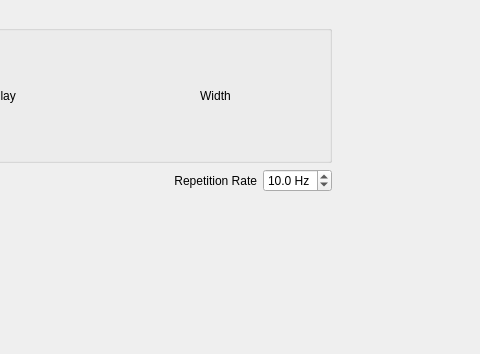
This is pulseconfigwidget.ui in kncrabtree/blackchirp as Qt 5 draws it before an edit; both pictures show x 140 to 620 and y 0 to 354 of the 949 by 354 pixel window. The edited form follows.
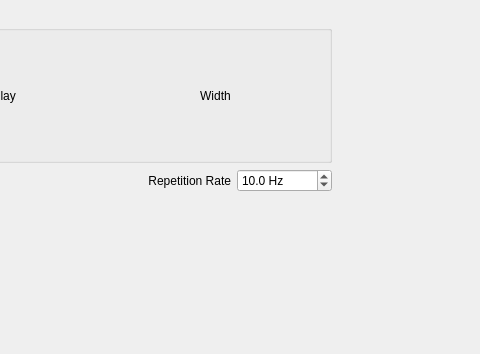
This is the edited form. Custom widgets are drawn as their Qt base class.

```diff
--- a/pulseconfigwidget.ui
+++ b/pulseconfigwidget.ui
@@ -95,7 +95,7 @@
           <double>0.100000000000000</double>
          </property>
          <property name="maximum">
-          <double>50.000000000000000</double>
+          <double>100000.000000000000000</double>
          </property>
          <property name="value">
           <double>10.000000000000000</double>
```
